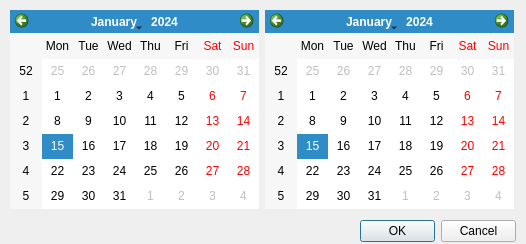
This is DateEditDialog.ui in qiujun1905/pandas as Qt 5 draws it before an edit. The edited form follows.
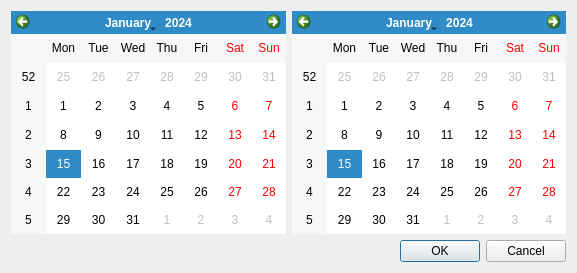
This is the edited form.

Diff of the .ui file:
```diff
--- a/DateEditDialog.ui
+++ b/DateEditDialog.ui
@@ -6,8 +6,8 @@
    <rect>
     <x>0</x>
     <y>0</y>
-    <width>526</width>
-    <height>244</height>
+    <width>577</width>
+    <height>273</height>
    </rect>
   </property>
   <property name="windowTitle">
@@ -16,37 +16,25 @@
   <property name="modal">
    <bool>true</bool>
   </property>
+  <layout class="QVBoxLayout" name="verticalLayout">
+   <item>
+    <layout class="QHBoxLayout" name="horizontalLayout">
+     <item>
+      <widget class="QCalendarWidget" name="calendarWidget_a"/>
+     </item>
+     <item>
+      <widget class="QCalendarWidget" name="calendarWidget_b"/>
+     </item>
+    </layout>
+   </item>
+   <item>
   <widget class="QDialogButtonBox" name="buttonBox">
-   <property name="geometry">
-    <rect>
-     <x>360</x>
-     <y>220</y>
-     <width>156</width>
-     <height>23</height>
-    </rect>
-   </property>
    <property name="standardButtons">
     <set>QDialogButtonBox::Cancel|QDialogButtonBox::Ok</set>
    </property>
   </widget>
-  <widget class="QWidget" name="">
-   <property name="geometry">
-    <rect>
-     <x>10</x>
-     <y>10</y>
-     <width>504</width>
-     <height>199</height>
-    </rect>
-   </property>
-   <layout class="QHBoxLayout" name="horizontalLayout">
-    <item>
-     <widget class="QCalendarWidget" name="calendarWidget_b"/>
-    </item>
-    <item>
-     <widget class="QCalendarWidget" name="calendarWidget_a"/>
-    </item>
-   </layout>
-  </widget>
+   </item>
+  </layout>
  </widget>
  <resources/>
  <connections/>
```
Lines whose indentation alone changed are shown as unchanged.
